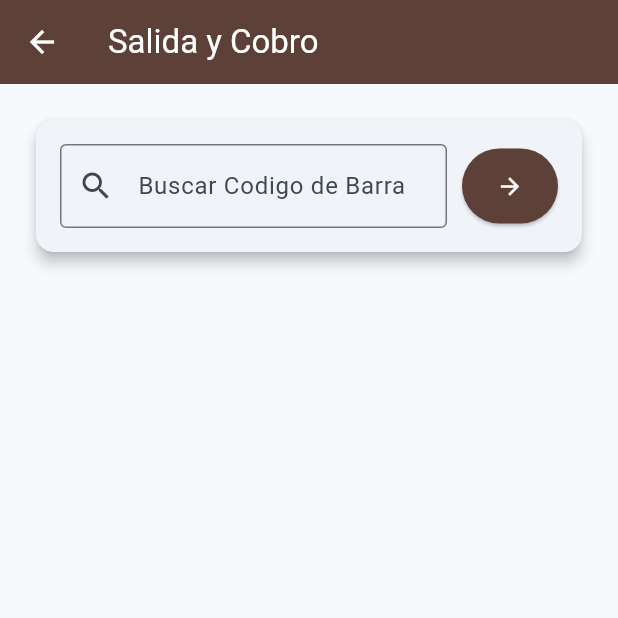
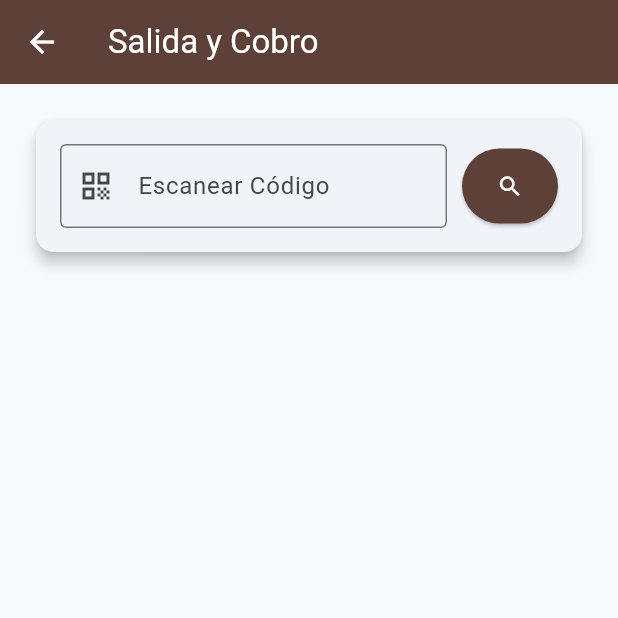
Before and after one commit to YisusGael2/Proyecto-Final-de-flutter, a Flutter app: the SalidaScreen screen opened directly, on a phone screen of 412 x 824 dp, the top half of it. Run offline on Flutter 3.47's test engine with Material 3 defaults, Android fonts, the phone set to English and light mode, and no system bars; our stand-ins replace barcode_widget, pdf, printing; network calls fail.

Commit message:
Boleto perdido y PDF

```diff
--- a/Fronted/lib/screens/salida_screen.dart
+++ b/Fronted/lib/screens/salida_screen.dart
@@ -1,5 +1,5 @@
 import 'dart:convert';
-import 'package:flutter/foundation.dart'; // Para kIsWeb
+import 'package:flutter/foundation.dart';
 import 'package:flutter/material.dart';
 import 'package:http/http.dart' as http;
 
@@ -14,20 +14,21 @@ class _SalidaScreenState extends State<SalidaScreen> {
   final TextEditingController _searchController = TextEditingController();
 
   bool _buscando = false;
-  Map<String, dynamic>? _infoCobro; // Aquí guardamos los datos si encontramos el auto
+  Map<String, dynamic>? _infoCobro;
 
-  // 1. BUSCAR Y CALCULAR
+  // VARIABLE NUEVA PARA SABER SI ESTAMOS COBRANDO MULTA
+  bool _esBoletoPerdido = false;
+
   Future<void> consultarCobro() async {
     if (_searchController.text.isEmpty) return;
 
-    setState(() { _buscando = true; _infoCobro = null; });
+    setState(() { _buscando = true; _infoCobro = null; _esBoletoPerdido = false; });
 
     String host = kIsWeb ? 'localhost' : '10.0.2.2';
     var url = Uri.parse('http://$host/parking_api/consultar_cobro.php');
 
     try {
       var response = await http.post(url, body: {
-
         "codigo_barra": _searchController.text.trim(),
       });
 
@@ -45,7 +46,22 @@ class _SalidaScreenState extends State<SalidaScreen> {
     }
   }
 
-  // 2. CONFIRMAR Y PAGAR
+  // FUNCIÓN PARA CAMBIAR ENTRE COBRO NORMAL Y MULTA
+  void toggleBoletoPerdido() {
+    setState(() {
+      _esBoletoPerdido = !_esBoletoPerdido;
+
+      if (_esBoletoPerdido) {
+        // Ponemos el precio de la multa
+        _infoCobro!['total_real'] = _infoCobro!['total']; // Respaldamos el original
+        _infoCobro!['total'] = _infoCobro!['precio_boleto_perdido'];
+      } else {
+        // Restauramos el precio por tiempo
+        _infoCobro!['total'] = _infoCobro!['total_real'];
+      }
+    });
+  }
+
   Future<void> registrarSalida() async {
     if (_infoCobro == null) return;
 
@@ -56,25 +72,35 @@ class _SalidaScreenState extends State<SalidaScreen> {
       var response = await http.post(url, body: {
         "placa": _infoCobro!['placa'],
         "total": _infoCobro!['total'].toString(),
+        // Opcional: Podrías mandar una nota de que fue boleto perdido si quisieras
       });
 
       var data = jsonDecode(response.body);
 
       if (data['success'] == true) {
-        // ÉXITO: Mostramos alerta y salimos
         showDialog(
           context: context,
           barrierDismissible: false,
           builder: (c) => AlertDialog(
-            title: const Text("¡Cobro Exitoso!"),
-            content: const Icon(Icons.check_circle, color: Colors.green, size: 60),
+            shape: RoundedRectangleBorder(borderRadius: BorderRadius.circular(15)),
+            title: const Column(
+              children: [
+                Icon(Icons.check_circle, color: Colors.green, size: 60),
+                SizedBox(height: 10),
+                Text("¡Cobro Exitoso!", textAlign: TextAlign.center),
+              ],
+            ),
+            content: Text(
+              _esBoletoPerdido ? "Salida registrada con MULTA por boleto perdido." : "Salida registrada correctamente.",
+              textAlign: TextAlign.center
+            ),
             actions: [
               TextButton(
                 onPressed: () {
-                  Navigator.pop(context); // Cierra dialogo
-                  Navigator.pop(context); // Regresa al Home
+                  Navigator.pop(context);
+                  Navigator.pop(context);
                 },
-                child: const Text("ACEPTAR")
+                child: const Text("ACEPTAR", style: TextStyle(fontSize: 18))
               )
             ],
           )
@@ -90,16 +116,17 @@ class _SalidaScreenState extends State<SalidaScreen> {
     return Scaffold(
       appBar: AppBar(
         title: const Text("Salida y Cobro"),
-        backgroundColor: const Color(0xFF5D4037), // Color Café/Rojo para salidas
+        backgroundColor: const Color(0xFF5D4037),
         foregroundColor: Colors.white,
       ),
       body: SingleChildScrollView(
         padding: const EdgeInsets.all(20),
         child: Column(
           children: [
-            // --- BUSCADOR ---
+            // BUSCADOR
             Card(
               elevation: 4,
+              shape: RoundedRectangleBorder(borderRadius: BorderRadius.circular(12)),
               child: Padding(
                 padding: const EdgeInsets.all(16.0),
                 child: Row(
@@ -109,10 +136,10 @@ class _SalidaScreenState extends State<SalidaScreen> {
                         controller: _searchController,
                         textCapitalization: TextCapitalization.characters,
                         decoration: const InputDecoration(
-                          labelText: "Buscar Codigo de Barra",
-                          hintText: "Ej. ABC-123",
+                          labelText: "Escanear Código",
+                          hintText: "DOM...",
                           border: OutlineInputBorder(),
-                          prefixIcon: Icon(Icons.search)
+                          prefixIcon: Icon(Icons.qr_code)
                         ),
                       ),
                     ),
@@ -124,17 +151,16 @@ class _SalidaScreenState extends State<SalidaScreen> {
                         padding: const EdgeInsets.symmetric(vertical: 16, horizontal: 20)
                       ),
                       child: _buscando
-                        ? const SizedBox(width: 20, height: 20, child: CircularProgressIndicator(color: Colors.white, strokeWidth: 2))
-                        : const Icon(Icons.arrow_forward, color: Colors.white),
+                        ? const SizedBox(width: 24, height: 24, child: CircularProgressIndicator(color: Colors.white))
+                        : const Icon(Icons.search, color: Colors.white),
                     )
                   ],
                 ),
               ),
             ),
 
-            const SizedBox(height: 30),
+            const SizedBox(height: 20),
 
-            // --- RESULTADO DEL COBRO (SOLO SI SE ENCONTRÓ) ---
             if (_infoCobro != null)
               Card(
                 color: Colors.white,
@@ -144,48 +170,79 @@ class _SalidaScreenState extends State<SalidaScreen> {
                   padding: const EdgeInsets.all(20.0),
                   child: Column(
                     children: [
-                      const Text("RESUMEN DE PAGO", style: TextStyle(fontSize: 18, color: Colors.grey, letterSpacing: 2)),
-                      const Divider(height: 30),
+                      // AVISO DE MULTA
+                      if (_esBoletoPerdido)
+                        Container(
+                          width: double.infinity,
+                          margin: const EdgeInsets.only(bottom: 15),
+                          padding: const EdgeInsets.all(8),
+                          color: Colors.red[100],
+                          child: const Text(
+                            "⚠️ APLICANDO MULTA: BOLETO PERDIDO",
+                            textAlign: TextAlign.center,
+                            style: TextStyle(color: Colors.red, fontWeight: FontWeight.bold),
+                          ),
+                        ),
 
-                      // Placa gigante
                       Text(
                         _infoCobro!['placa'],
-                        style: const TextStyle(fontSize: 40, fontWeight: FontWeight.w900, color: Color(0xFF263238))
+                        style: const TextStyle(fontSize: 42, fontWeight: FontWeight.w900, color: Color(0xFF263238))
                       ),
-                      Text(_infoCobro!['modelo'] ?? "", style: const TextStyle(fontSize: 16, color: Colors.grey)),
+                      Container(
+                         margin: const EdgeInsets.only(top:5, bottom: 20),
+                         padding: const EdgeInsets.symmetric(horizontal: 10, vertical: 4),
+                         decoration: BoxDecoration(color: Colors.grey[200], borderRadius: BorderRadius.circular(5)),
+                         child: Text("${_infoCobro!['modelo']} • ${_infoCobro!['color']}", style: const TextStyle(fontSize: 16)),
+                      ),
 
-                      const SizedBox(height: 20),
+                      _filaDetalle("Entrada:", _infoCobro!['hora_entrada']),
+                      _filaDetalle("Tiempo:", _infoCobro!['tiempo_transcurrido']),
 
-                      // Detalles Tiempo
-                      _filaDetalle("Entrada:", _infoCobro!['hora_entrada']),
-                      _filaDetalle("Salida:", _infoCobro!['hora_salida']),
-                      _filaDetalle("Tiempo Total:", _infoCobro!['tiempo_transcurrido']),
+                      const Divider(height: 30, thickness: 1),
 
-                      const Divider(height: 30, thickness: 2),
-
-                      // TOTAL
                       Row(
                         mainAxisAlignment: MainAxisAlignment.spaceBetween,
                         children: [
-                          const Text("TOTAL A PAGAR:", style: TextStyle(fontSize: 18, fontWeight: FontWeight.bold)),
+                          const Text("TOTAL:", style: TextStyle(fontSize: 20, fontWeight: FontWeight.bold)),
                           Text(
-                            "\$${_infoCobro!['total']}.00",
-                            style: const TextStyle(fontSize: 32, fontWeight: FontWeight.bold, color: Colors.green)
+                            "\$${_infoCobro!['total']}", // Muestra el total dinámico
+                            style: TextStyle(
+                              fontSize: 36,
+                              fontWeight: FontWeight.bold,
+                              color: _esBoletoPerdido ? Colors.red : Colors.green
+                            )
                           ),
                         ],
                       ),
 
-                      const SizedBox(height: 30),
+                      const SizedBox(height: 20),
 
-                      // BOTÓN COBRAR
+                      // BOTÓN TOGGLE: BOLETO PERDIDO
+                      OutlinedButton.icon(
+                        onPressed: toggleBoletoPerdido,
+                        icon: Icon(_esBoletoPerdido ? Icons.undo : Icons.warning_amber_rounded,
+                                   color: _esBoletoPerdido ? Colors.black : Colors.red),
+                        label: Text(_esBoletoPerdido ? "CANCELAR MULTA" : "COBRAR BOLETO PERDIDO"),
+                        style: OutlinedButton.styleFrom(
+                          foregroundColor: _esBoletoPerdido ? Colors.black : Colors.red,
+                          side: BorderSide(color: _esBoletoPerdido ? Colors.black : Colors.red)
+                        ),
+                      ),
+
+                      const SizedBox(height: 20),
+
+                      // BOTÓN FINALIZAR
                       SizedBox(
                         width: double.infinity,
                         height: 55,
                         child: ElevatedButton.icon(
                           onPressed: registrarSalida,
-                          icon: const Icon(Icons.attach_money, color: Colors.white),
-                          label: const Text("CONFIRMAR Y COBRAR", style: TextStyle(fontSize: 18, color: Colors.white)),
-                          style: ElevatedButton.styleFrom(backgroundColor: Colors.green[700]),
+                          icon: const Icon(Icons.attach_money, color: Colors.white, size: 28),
+                          label: const Text("COBRAR Y FINALIZAR", style: TextStyle(fontSize: 18, color: Colors.white, fontWeight: FontWeight.bold)),
+                          style: ElevatedButton.styleFrom(
+                            backgroundColor: _esBoletoPerdido ? Colors.red[700] : Colors.green[700],
+                            shape: RoundedRectangleBorder(borderRadius: BorderRadius.circular(10))
+                          ),
                         ),
                       )
                     ],
@@ -200,12 +257,12 @@ class _SalidaScreenState extends State<SalidaScreen> {
 
   Widget _filaDetalle(String label, String valor) {
     return Padding(
-      padding: const EdgeInsets.symmetric(vertical: 5),
+      padding: const EdgeInsets.symmetric(vertical: 4),
       child: Row(
         mainAxisAlignment: MainAxisAlignment.spaceBetween,
         children: [
-          Text(label, style: const TextStyle(fontWeight: FontWeight.bold)),
-          Text(valor),
+          Text(label, style: const TextStyle(fontWeight: FontWeight.w500, color: Colors.grey)),
+          Text(valor, style: const TextStyle(fontWeight: FontWeight.bold)),
         ],
       ),
     );
--- a/Fronted/pubspec.yaml
+++ b/Fronted/pubspec.yaml
@@ -32,6 +32,8 @@ dependencies:
     sdk: flutter
   http: ^1.1.0
   barcode_widget: ^2.0.4
+  pdf: ^3.10.0
+  printing: ^5.11.0
 
   # The following adds the Cupertino Icons font to your application.
   # Use with the CupertinoIcons class for iOS style icons.
```
Also changed, not shown: Fronted/lib/screens/corte_screen.dart (+117 -72 lines), Fronted/pubspec.lock, 6 other files.
